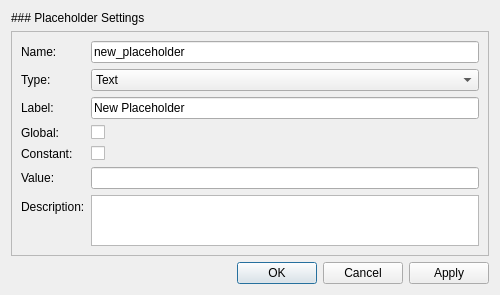
The window that flow3r/app/ui/PlaceholderEditDialog.ui (ETHZ-INS/Flow3R) describes before a commit, drawn with Qt 5.
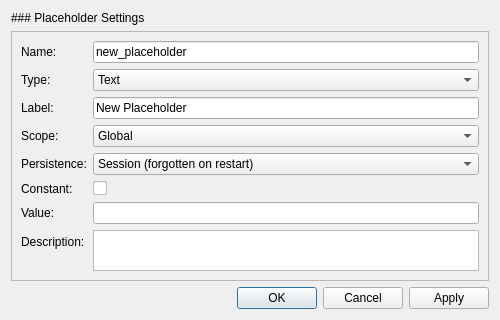
The same window after the commit.

What changed in the file:
```diff
--- a/flow3r/app/ui/PlaceholderEditDialog.ui
+++ b/flow3r/app/ui/PlaceholderEditDialog.ui
@@ -7,7 +7,7 @@
     <x>0</x>
     <y>0</y>
     <width>500</width>
-    <height>295</height>
+    <height>320</height>
    </rect>
   </property>
   <property name="sizePolicy">
@@ -114,25 +114,82 @@
       <item row="3" column="0">
        <widget class="QLabel" name="label_4">
         <property name="text">
-         <string>Global:</string>
+         <string>Scope:</string>
         </property>
        </widget>
       </item>
       <item row="3" column="1">
-       <widget class="QCheckBox" name="chb_global">
+       <widget class="QComboBox" name="dpd_scope">
+         <item>
+          <property name="text">
+           <string>Global</string>
+          </property>
+         </item>
+         <item>
+          <property name="text">
+           <string>Group</string>
+          </property>
+         </item>
+        </widget>
+      </item>
+      <item row="4" column="0">
+       <widget class="QLabel" name="label_8">
+        <property name="text">
+         <string>Persistence:</string>
+        </property>
+       </widget>
+      </item>
+      <item row="4" column="1">
+       <widget class="QComboBox" name="dpd_persistence">
+        <item>
+         <property name="text">
+          <string>Session (forgotten on restart)</string>
+         </property>
+        </item>
+        <item>
+         <property name="text">
+          <string>Project (saved to project file)</string>
+         </property>
+        </item>
+        <item>
+         <property name="text">
+          <string>Recording (reset after each recording)</string>
+         </property>
+        </item>
+       </widget>
+      </item>
+      <item row="5" column="0">
+       <widget class="QLabel" name="label_6">
+        <property name="text">
+         <string>Constant:</string>
+        </property>
+       </widget>
+      </item>
+      <item row="5" column="1">
+       <widget class="QCheckBox" name="chb_constant">
         <property name="text">
          <string/>
         </property>
        </widget>
       </item>
       <item row="6" column="0">
+       <widget class="QLabel" name="label_7">
+        <property name="text">
+         <string>Value:</string>
+        </property>
+       </widget>
+      </item>
+      <item row="6" column="1">
+       <widget class="QLineEdit" name="txt_value"/>
+      </item>
+      <item row="7" column="0">
        <widget class="QLabel" name="label_5">
         <property name="text">
          <string>Description:</string>
         </property>
        </widget>
       </item>
-      <item row="6" column="1">
+      <item row="7" column="1">
        <widget class="QTextEdit" name="txt_description">
         <property name="minimumSize">
          <size>
@@ -142,30 +199,6 @@
         </property>
        </widget>
       </item>
-      <item row="4" column="0">
-       <widget class="QLabel" name="label_6">
-        <property name="text">
-         <string>Constant:</string>
-        </property>
-       </widget>
-      </item>
-      <item row="4" column="1">
-       <widget class="QCheckBox" name="chb_constant">
-        <property name="text">
-         <string/>
-        </property>
-       </widget>
-      </item>
-      <item row="5" column="0">
-       <widget class="QLabel" name="label_7">
-        <property name="text">
-         <string>Value:</string>
-        </property>
-       </widget>
-      </item>
-      <item row="5" column="1">
-       <widget class="QLineEdit" name="txt_value"/>
-      </item>
      </layout>
     </widget>
    </item>
```
Left out of the diff: 2 changed lines with no effect on the pictures.
